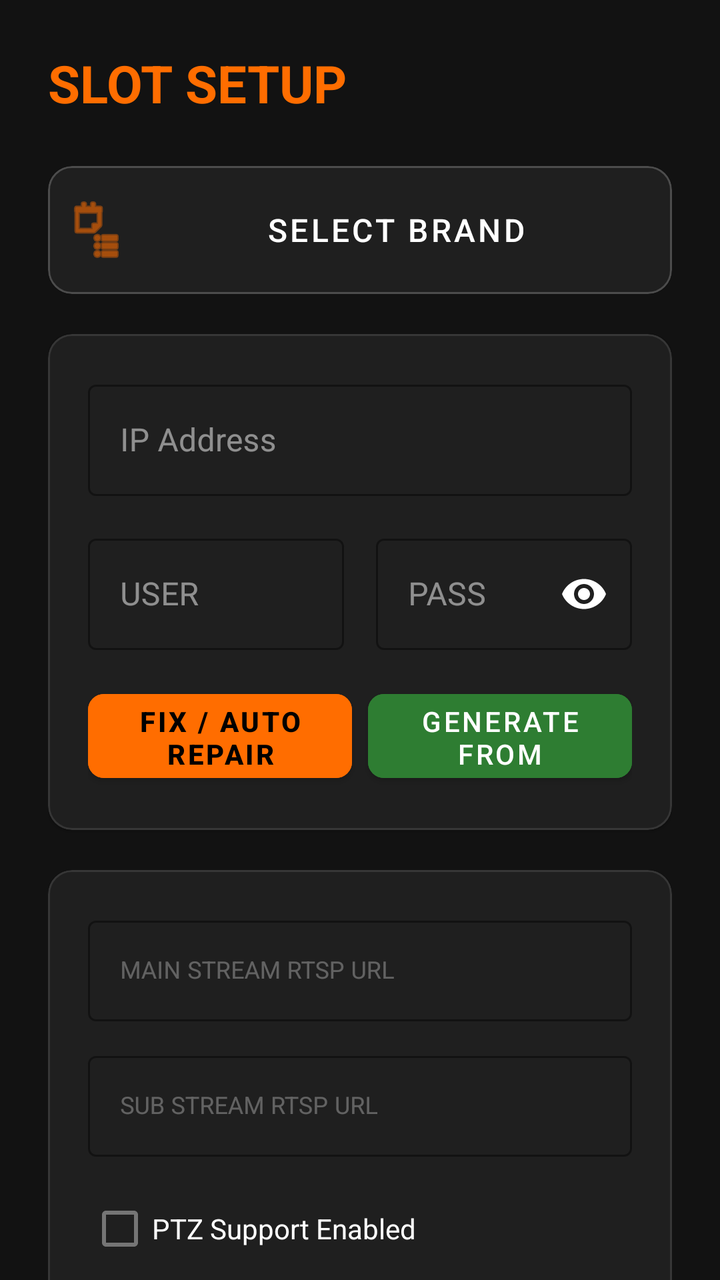
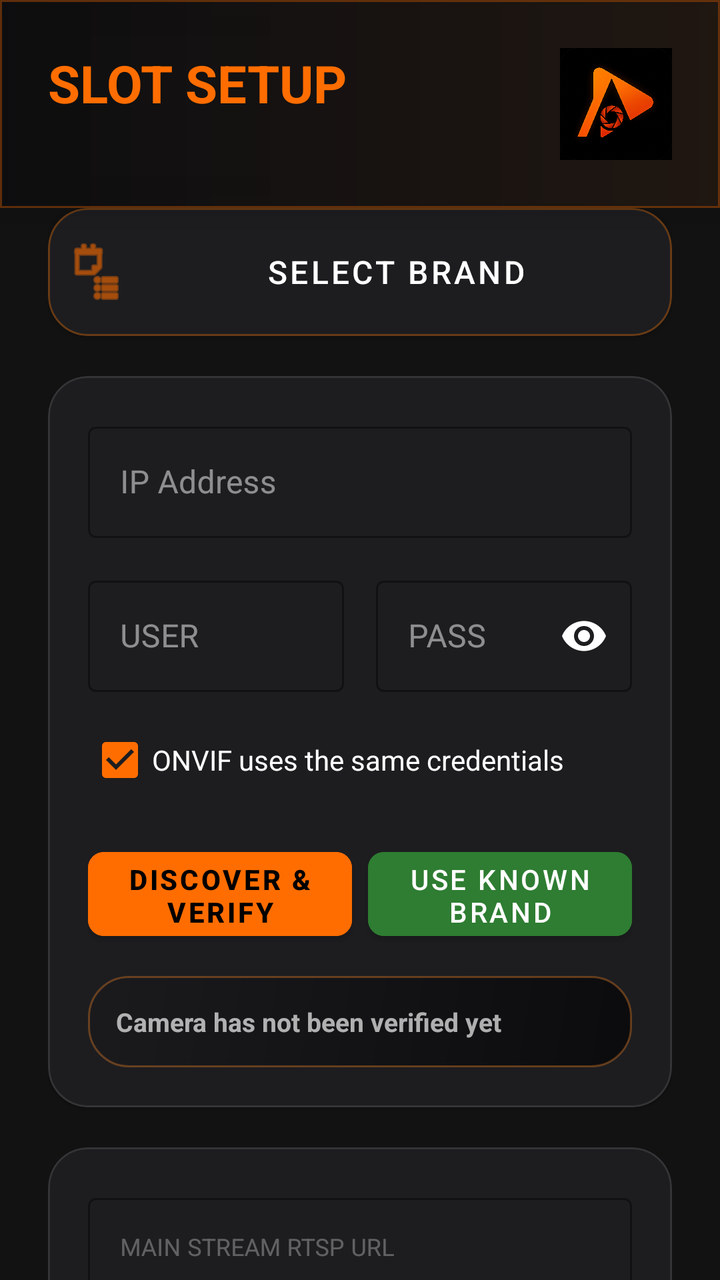

An Android layout rendered at two revisions. The XML below is the earlier revision; the diff shows what the commit changed to produce the second picture.
<!-- AndroidManifest.xml: application theme Theme.AladinCamViewer -->
<!-- res/layout/activity_edit_camera.xml -->
<?xml version="1.0" encoding="utf-8"?>
<androidx.coordinatorlayout.widget.CoordinatorLayout xmlns:android="http://schemas.android.com/apk/res/android"
    xmlns:app="http://schemas.android.com/apk/res-auto"
    android:layout_width="match_parent"
    android:layout_height="match_parent"
    android:background="#121212">

    <com.google.android.material.appbar.AppBarLayout
        android:layout_width="match_parent"
        android:layout_height="wrap_content"
        android:background="@android:color/transparent"
        app:elevation="0dp">

        <androidx.constraintlayout.widget.ConstraintLayout
            android:layout_width="match_parent"
            android:layout_height="wrap_content"
            android:padding="24dp">

            <TextView
                android:id="@+id/edit_title"
                android:layout_width="wrap_content"
                android:layout_height="wrap_content"
                android:text="SLOT SETUP"
                android:textColor="@color/brand_orange"
                android:textSize="26sp"
                android:textStyle="bold"
                app:layout_constraintStart_toStartOf="parent"
                app:layout_constraintTop_toTopOf="parent" />

        </androidx.constraintlayout.widget.ConstraintLayout>
    </com.google.android.material.appbar.AppBarLayout>

    <androidx.core.widget.NestedScrollView
        android:layout_width="match_parent"
        android:layout_height="match_parent"
        android:clipToPadding="false"
        android:paddingBottom="40dp"
        app:layout_behavior="@string/appbar_scrolling_view_behavior">

        <LinearLayout
            android:layout_width="match_parent"
            android:layout_height="wrap_content"
            android:orientation="vertical"
            android:paddingHorizontal="24dp">

            
            <com.google.android.material.card.MaterialCardView
                android:layout_width="match_parent"
                android:layout_height="wrap_content"
                android:layout_marginBottom="20dp"
                app:cardBackgroundColor="#1F1F1F"
                app:cardCornerRadius="12dp"
                app:strokeColor="#33FFFFFF"
                app:strokeWidth="1dp">

                <com.google.android.material.button.MaterialButton
                    android:id="@+id/btn_select_brand"
                    style="@style/Widget.MaterialComponents.Button.TextButton.Icon"
                    android:layout_width="match_parent"
                    android:layout_height="64dp"
                    android:text="@string/select_brand"
                    android:textColor="@color/white"
                    android:textSize="16sp"
                    app:icon="@android:drawable/ic_menu_agenda"
                    app:iconTint="@color/brand_orange" />
            </com.google.android.material.card.MaterialCardView>

            
            <com.google.android.material.card.MaterialCardView
                android:layout_width="match_parent"
                android:layout_height="wrap_content"
                android:layout_marginBottom="20dp"
                app:cardBackgroundColor="#1F1F1F"
                app:cardCornerRadius="12dp"
                app:strokeColor="#1AFFFFFF"
                app:strokeWidth="1dp">

                <LinearLayout
                    android:layout_width="match_parent"
                    android:layout_height="wrap_content"
                    android:orientation="vertical"
                    android:padding="20dp">

                    <com.google.android.material.textfield.TextInputLayout
                        style="@style/Widget.MaterialComponents.TextInputLayout.OutlinedBox"
                        android:layout_width="match_parent"
                        android:layout_height="wrap_content"
                        android:layout_marginBottom="16dp"
                        android:hint="@string/ip_hint"
                        android:textColorHint="#80FFFFFF"
                        app:boxStrokeColor="@color/brand_orange">

                        <com.google.android.material.textfield.TextInputEditText
                            android:id="@+id/et_ip"
                            android:layout_width="match_parent"
                            android:layout_height="wrap_content"
                            android:inputType="textUri"
                            android:textColor="@color/white" />
                    </com.google.android.material.textfield.TextInputLayout>

                    <LinearLayout
                        android:layout_width="match_parent"
                        android:layout_height="wrap_content"
                        android:orientation="horizontal">

                        <com.google.android.material.textfield.TextInputLayout
                            style="@style/Widget.MaterialComponents.TextInputLayout.OutlinedBox"
                            android:layout_width="0dp"
                            android:layout_height="wrap_content"
                            android:layout_marginEnd="8dp"
                            android:layout_weight="1"
                            android:hint="@string/user_label"
                            android:textColorHint="#80FFFFFF"
                            app:boxStrokeColor="@color/white">

                            <com.google.android.material.textfield.TextInputEditText
                                android:id="@+id/et_user"
                                android:layout_width="match_parent"
                                android:layout_height="wrap_content"
                                android:textColor="@color/white" />
                        </com.google.android.material.textfield.TextInputLayout>

                        <com.google.android.material.textfield.TextInputLayout
                            style="@style/Widget.MaterialComponents.TextInputLayout.OutlinedBox"
                            android:layout_width="0dp"
                            android:layout_height="wrap_content"
                            android:layout_marginStart="8dp"
                            android:layout_weight="1"
                            android:hint="@string/pass_label"
                            android:textColorHint="#80FFFFFF"
                            app:boxStrokeColor="@color/white"
                            app:passwordToggleEnabled="true"
                            app:passwordToggleTint="@color/white">

                            <com.google.android.material.textfield.TextInputEditText
                                android:id="@+id/et_pass"
                                android:layout_width="match_parent"
                                android:layout_height="wrap_content"
                                android:inputType="textPassword"
                                android:textColor="@color/white" />
                        </com.google.android.material.textfield.TextInputLayout>
                    </LinearLayout>

                    <LinearLayout
                        android:layout_width="match_parent"
                        android:layout_height="wrap_content"
                        android:layout_marginTop="16dp"
                        android:orientation="horizontal">

                        <com.google.android.material.button.MaterialButton
                            android:id="@+id/btn_fix_camera"
                            android:layout_width="0dp"
                            android:layout_height="54dp"
                            android:layout_marginEnd="4dp"
                            android:layout_weight="1"
                            android:backgroundTint="@color/brand_orange"
                            android:text="@string/fix_btn"
                            android:textAllCaps="false"
                            android:textColor="@color/black"
                            android:textStyle="bold"
                            app:cornerRadius="8dp" />

                        <com.google.android.material.button.MaterialButton
                            android:id="@+id/btn_apply_template"
                            android:layout_width="0dp"
                            android:layout_height="54dp"
                            android:layout_marginStart="4dp"
                            android:layout_weight="1"
                            android:backgroundTint="#2E7D32"
                            android:text="@string/template_btn"
                            android:textAllCaps="false"
                            app:cornerRadius="8dp" />
                    </LinearLayout>
                </LinearLayout>
            </com.google.android.material.card.MaterialCardView>

            
            <com.google.android.material.card.MaterialCardView
                android:layout_width="match_parent"
                android:layout_height="wrap_content"
                android:layout_marginBottom="20dp"
                app:cardBackgroundColor="#1F1F1F"
                app:cardCornerRadius="12dp"
                app:strokeColor="#1AFFFFFF"
                app:strokeWidth="1dp">

                <LinearLayout
                    android:layout_width="match_parent"
                    android:layout_height="wrap_content"
                    android:orientation="vertical"
                    android:padding="20dp">

                    <com.google.android.material.textfield.TextInputLayout
                        style="@style/Widget.MaterialComponents.TextInputLayout.OutlinedBox"
                        android:layout_width="match_parent"
                        android:layout_height="wrap_content"
                        android:layout_marginBottom="12dp"
                        android:hint="@string/main_rtsp_label"
                        android:textColorHint="#4DFFFFFF"
                        app:boxStrokeColor="#33FFFFFF">

                        <com.google.android.material.textfield.TextInputEditText
                            android:id="@+id/et_main_url"
                            android:layout_width="match_parent"
                            android:layout_height="wrap_content"
                            android:textColor="@color/white"
                            android:textSize="12sp" />
                    </com.google.android.material.textfield.TextInputLayout>

                    <com.google.android.material.textfield.TextInputLayout
                        style="@style/Widget.MaterialComponents.TextInputLayout.OutlinedBox"
                        android:layout_width="match_parent"
                        android:layout_height="wrap_content"
                        android:hint="@string/sub_rtsp_label"
                        android:textColorHint="#4DFFFFFF"
                        app:boxStrokeColor="#33FFFFFF">

                        <com.google.android.material.textfield.TextInputEditText
                            android:id="@+id/et_sub_url"
                            android:layout_width="match_parent"
                            android:layout_height="wrap_content"
                            android:textColor="@color/white"
                            android:textSize="12sp" />
                    </com.google.android.material.textfield.TextInputLayout>

                    <CheckBox
                        android:id="@+id/cb_ptz"
                        android:layout_width="wrap_content"
                        android:layout_height="wrap_content"
                        android:layout_marginTop="12dp"
                        android:text="@string/ptz_enabled_label"
                        android:textColor="@color/white" />
                </LinearLayout>
            </com.google.android.material.card.MaterialCardView>

            
            <com.google.android.material.button.MaterialButton
                android:id="@+id/btn_save_camera"
                android:layout_width="match_parent"
                android:layout_height="64dp"
                android:layout_marginBottom="12dp"
                android:text="@string/save_btn"
                android:textSize="18sp"
                android:textStyle="bold"
                app:cornerRadius="12dp" />

            <com.google.android.material.button.MaterialButton
                android:id="@+id/btn_delete_camera"
                style="@style/Widget.MaterialComponents.Button.OutlinedButton"
                android:layout_width="match_parent"
                android:layout_height="56dp"
                android:layout_marginBottom="12dp"
                android:text="@string/clear_btn"
                android:textColor="#F44336"
                android:visibility="gone"
                app:cornerRadius="12dp"
                app:strokeColor="#F44336" />

            <com.google.android.material.button.MaterialButton
                android:id="@+id/btn_apply_to_all"
                style="@style/Widget.MaterialComponents.Button.TextButton"
                android:layout_width="match_parent"
                android:layout_height="56dp"
                android:layout_marginBottom="32dp"
                android:text="@string/apply_all_btn"
                android:textColor="@color/white"
                android:textAllCaps="false" />
        </LinearLayout>
    </androidx.core.widget.NestedScrollView>

</androidx.coordinatorlayout.widget.CoordinatorLayout>
<!-- resources referenced by this layout -->
<resources>
  <color name="black">#FF000000</color>
  <color name="brand_orange">#FF6D00</color>
  <color name="white">#FFFFFFFF</color>
  <string name="apply_all_btn">Apply User/Pass to all cameras</string>
  <string name="clear_btn">DELETE / CLEAR SLOT</string>
  <string name="fix_btn">FIX / AUTO REPAIR (ODM)</string>
  <string name="ip_hint">IP Address</string>
  <string name="main_rtsp_label">MAIN STREAM RTSP URL</string>
  <string name="pass_label">PASS</string>
  <string name="ptz_enabled_label">PTZ Support Enabled</string>
  <string name="save_btn">SAVE CAMERA</string>
  <string name="select_brand">Select Brand</string>
  <string name="sub_rtsp_label">SUB STREAM RTSP URL</string>
  <string name="template_btn">GENERATE FROM TEMPLATE</string>
  <string name="user_label">USER</string>
  <style name="Theme.AladinCamViewer" parent="Theme.MaterialComponents.DayNight.NoActionBar">
          
          <item name="colorPrimary">@color/brand_orange</item>
          <item name="colorPrimaryVariant">@color/black</item>
          <item name="colorOnPrimary">@color/white</item>
          
          <item name="colorSecondary">@color/brand_orange</item>
          <item name="colorSecondaryVariant">@color/brand_orange</item>
          <item name="colorOnSecondary">@color/black</item>
          
          <item name="android:statusBarColor">@color/black</item>
          
      </style>
</resources>

<!-- the commit's change to res/layout/activity_edit_camera.xml (unified diff, before → after) -->
@@ -8,8 +8,8 @@
     <com.google.android.material.appbar.AppBarLayout
         android:layout_width="match_parent"
         android:layout_height="wrap_content"
-        android:background="@android:color/transparent"
-        app:elevation="0dp">
+        android:background="@drawable/premium_top_bar"
+        app:elevation="10dp">
 
         <androidx.constraintlayout.widget.ConstraintLayout
             android:layout_width="match_parent"
@@ -27,6 +27,15 @@
                 app:layout_constraintStart_toStartOf="parent"
                 app:layout_constraintTop_toTopOf="parent" />
 
+            <ImageView
+                android:layout_width="56dp"
+                android:layout_height="56dp"
+                android:contentDescription="@string/app_name"
+                android:src="@drawable/aladin_cctv_logo"
+                app:layout_constraintBottom_toBottomOf="parent"
+                app:layout_constraintEnd_toEndOf="parent"
+                app:layout_constraintTop_toTopOf="parent" />
+
         </androidx.constraintlayout.widget.ConstraintLayout>
     </com.google.android.material.appbar.AppBarLayout>
 
@@ -48,9 +57,9 @@
                 android:layout_width="match_parent"
                 android:layout_height="wrap_content"
                 android:layout_marginBottom="20dp"
-                app:cardBackgroundColor="#1F1F1F"
-                app:cardCornerRadius="12dp"
-                app:strokeColor="#33FFFFFF"
+                app:cardBackgroundColor="#EA1F1F22"
+                app:cardCornerRadius="20dp"
+                app:strokeColor="#55FF7A00"
                 app:strokeWidth="1dp">
 
                 <com.google.android.material.button.MaterialButton
@@ -70,8 +79,8 @@
                 android:layout_width="match_parent"
                 android:layout_height="wrap_content"
                 android:layout_marginBottom="20dp"
-                app:cardBackgroundColor="#1F1F1F"
-                app:cardCornerRadius="12dp"
+                app:cardBackgroundColor="#EA1F1F22"
+                app:cardCornerRadius="20dp"
                 app:strokeColor="#1AFFFFFF"
                 app:strokeWidth="1dp">
 
@@ -141,6 +150,57 @@
                         </com.google.android.material.textfield.TextInputLayout>
                     </LinearLayout>
 
+                    <CheckBox
+                        android:id="@+id/cb_onvif_same"
+                        android:layout_width="match_parent"
+                        android:layout_height="wrap_content"
+                        android:layout_marginTop="10dp"
+                        android:checked="true"
+                        android:text="@string/onvif_same_credentials"
+                        android:textColor="@color/white" />
+
+                    <LinearLayout
+                        android:id="@+id/layout_edit_onvif_credentials"
+                        android:layout_width="match_parent"
+                        android:layout_height="wrap_content"
+                        android:layout_marginTop="8dp"
+                        android:orientation="horizontal"
+                        android:visibility="gone">
+
+                        <com.google.android.material.textfield.TextInputLayout
+                            style="@style/Widget.MaterialComponents.TextInputLayout.OutlinedBox"
+                            android:layout_width="0dp"
+                            android:layout_height="wrap_content"
+                            android:layout_marginEnd="8dp"
+                            android:layout_weight="1"
+                            android:hint="@string/onvif_user_label">
+
+                            <com.google.android.material.textfield.TextInputEditText
+                                android:id="@+id/et_onvif_user"
+                                android:layout_width="match_parent"
+                                android:layout_height="wrap_content"
+                                android:text="admin"
+                                android:textColor="@color/white" />
+                        </com.google.android.material.textfield.TextInputLayout>
+
+                        <com.google.android.material.textfield.TextInputLayout
+                            style="@style/Widget.MaterialComponents.TextInputLayout.OutlinedBox"
+                            android:layout_width="0dp"
+                            android:layout_height="wrap_content"
+                            android:layout_marginStart="8dp"
+                            android:layout_weight="1"
+                            android:hint="@string/onvif_pass_label"
+                            app:passwordToggleEnabled="true">
+
+                            <com.google.android.material.textfield.TextInputEditText
+                                android:id="@+id/et_onvif_pass"
+                                android:layout_width="match_parent"
+                                android:layout_height="wrap_content"
+                                android:inputType="textPassword"
+                                android:textColor="@color/white" />
+                        </com.google.android.material.textfield.TextInputLayout>
+                    </LinearLayout>
+
                     <LinearLayout
                         android:layout_width="match_parent"
                         android:layout_height="wrap_content"
@@ -171,6 +231,18 @@
                             android:textAllCaps="false"
                             app:cornerRadius="8dp" />
                     </LinearLayout>
+
+                    <TextView
+                        android:id="@+id/txt_setup_status"
+                        android:layout_width="match_parent"
+                        android:layout_height="wrap_content"
+                        android:layout_marginTop="14dp"
+                        android:background="@drawable/premium_panel_background"
+                        android:padding="14dp"
+                        android:text="@string/camera_setup_waiting"
+                        android:textColor="#AAFFFFFF"
+                        android:textSize="13sp"
+                        android:textStyle="bold" />
                 </LinearLayout>
             </com.google.android.material.card.MaterialCardView>
 
@@ -179,8 +251,8 @@
                 android:layout_width="match_parent"
                 android:layout_height="wrap_content"
                 android:layout_marginBottom="20dp"
-                app:cardBackgroundColor="#1F1F1F"
-                app:cardCornerRadius="12dp"
+                app:cardBackgroundColor="#EA1F1F22"
+                app:cardCornerRadius="20dp"
                 app:strokeColor="#1AFFFFFF"
                 app:strokeWidth="1dp">
 
<!-- resource entries referenced after the edit -->
@@ -3,17 +3,37 @@
   <color name="black">#FF000000</color>
   <color name="brand_orange">#FF6D00</color>
   <color name="white">#FFFFFFFF</color>
+  <!-- drawable aladin_cctv_logo: png bitmap (drawable-nodpi, 847587 bytes) -->
+  <!-- drawable premium_panel_background (drawable) -->
+  <?xml version="1.0" encoding="utf-8"?>
+  <shape xmlns:android="http://schemas.android.com/apk/res/android" android:shape="rectangle">
+      <gradient android:angle="315" android:startColor="#F21A1A1D" android:endColor="#F00A0A0C" />
+      <stroke android:width="1dp" android:color="#55FF8A24" />
+      <corners android:radius="20dp" />
+      <padding android:left="2dp" android:top="2dp" android:right="2dp" android:bottom="2dp" />
+  </shape>
+  <!-- drawable premium_top_bar (drawable) -->
+  <?xml version="1.0" encoding="utf-8"?>
+  <shape xmlns:android="http://schemas.android.com/apk/res/android" android:shape="rectangle">
+      <gradient android:angle="0" android:startColor="#F20D0D0F" android:endColor="#E6211711" />
+      <stroke android:width="1dp" android:color="#55FF6D00" />
+  </shape>
+  <string name="app_name">Aladin CCTV</string>
   <string name="apply_all_btn">Apply User/Pass to all cameras</string>
+  <string name="camera_setup_waiting">Camera has not been verified yet</string>
   <string name="clear_btn">DELETE / CLEAR SLOT</string>
-  <string name="fix_btn">FIX / AUTO REPAIR (ODM)</string>
+  <string name="fix_btn">DISCOVER &amp; VERIFY CAMERA</string>
   <string name="ip_hint">IP Address</string>
   <string name="main_rtsp_label">MAIN STREAM RTSP URL</string>
+  <string name="onvif_pass_label">ONVIF password (may be blank)</string>
+  <string name="onvif_same_credentials">ONVIF uses the same credentials</string>
+  <string name="onvif_user_label">ONVIF username</string>
   <string name="pass_label">PASS</string>
   <string name="ptz_enabled_label">PTZ Support Enabled</string>
   <string name="save_btn">SAVE CAMERA</string>
   <string name="select_brand">Select Brand</string>
   <string name="sub_rtsp_label">SUB STREAM RTSP URL</string>
-  <string name="template_btn">GENERATE FROM TEMPLATE</string>
+  <string name="template_btn">USE KNOWN BRAND PROFILE</string>
   <string name="user_label">USER</string>
   <style name="Theme.AladinCamViewer" parent="Theme.MaterialComponents.DayNight.NoActionBar">
           
